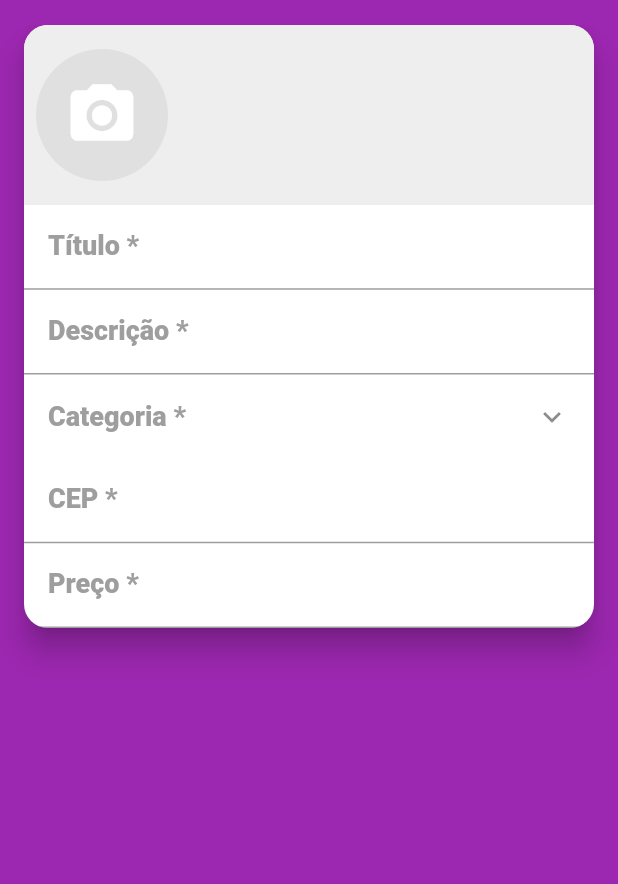
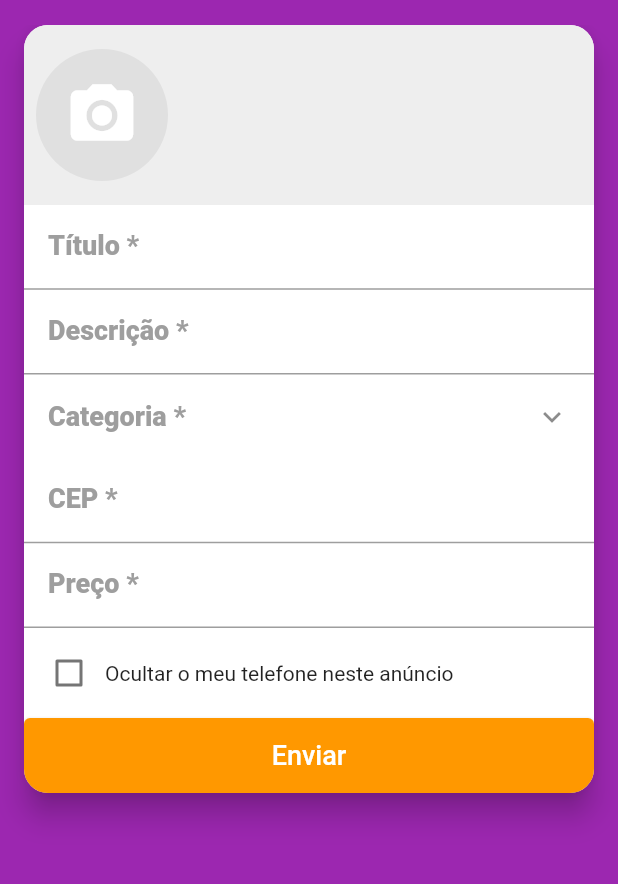
Before and after one commit to eskokado/esk_olx_mobx, a Flutter app: the screen it shows after launch, swiped to page 2, on a phone screen of 412 x 824 dp, the part 59-943 px from its top. Run offline on Flutter 3.47's test engine with Material 2 defaults, Android fonts, the phone set to English and light mode, and no system bars; our stand-ins replace brasil_fields, dio, flutter_mobx, get_it, image_cropper, image_picker and 3 more; accounts and stored records are empty; generated files the repository leaves out were written again; network calls fail; statements that could not run were skipped.

Commit message:
feat: campo de ocultar telefone e botão enviar

```diff
--- /dev/null
+++ b/lib/screens/create/components/hide_phone_field.dart
@@ -0,0 +1,31 @@
+import 'package:flutter/material.dart';
+import 'package:flutter_mobx/flutter_mobx.dart';
+
+import '../../../stores/create_store.dart';
+
+class HidePhoneField extends StatelessWidget {
+  final CreateStore createStore;
+
+  const HidePhoneField(this.createStore);
+
+  @override
+  Widget build(BuildContext context) {
+    return Padding(
+      padding: const EdgeInsets.all(6),
+      child: Row(children: [
+        Observer(builder: (_) {
+          return Checkbox(
+            value: createStore.hidePhone,
+            onChanged: createStore.setHidePhode,
+            activeColor: Colors.purple,
+          );
+        }),
+        Expanded(
+          child: Text(
+            'Ocultar o meu telefone neste anúncio',
+          ),
+        ),
+      ]),
+    );
+  }
+}
--- a/lib/screens/create/create_screen.dart
+++ b/lib/screens/create/create_screen.dart
@@ -6,6 +6,7 @@ import '../../components/custom_drawer/custom_drawer.dart';
 import '../../stores/create_store.dart';
 import 'components/category_field.dart';
 import 'components/cep_field.dart';
+import 'components/hide_phone_field.dart';
 import 'components/images_field.dart';
 
 class CreateScreen extends StatelessWidget {
@@ -13,10 +14,10 @@ class CreateScreen extends StatelessWidget {
   @override
   Widget build(BuildContext context) {
     final labelStyle = TextStyle(
-                    fontWeight: FontWeight.w800,
-                    color: Colors.grey,
-                    fontSize: 18,
-                  );
+      fontWeight: FontWeight.w800,
+      color: Colors.grey,
+      fontSize: 18,
+    );
 
     final contentPadding = const EdgeInsets.fromLTRB(16, 10, 12, 10);
 
@@ -35,6 +36,7 @@ class CreateScreen extends StatelessWidget {
           ),
           elevation: 8,
           child: Column(
+            crossAxisAlignment: CrossAxisAlignment.stretch,
             mainAxisSize: MainAxisSize.min,
             children: [
               ImagesField(createStore),
@@ -68,6 +70,23 @@ class CreateScreen extends StatelessWidget {
                   RealInputFormatter(centavos: true),
                 ],
               ),
+              HidePhoneField(createStore),
+              SizedBox(
+                height: 50,
+                child: ElevatedButton(
+                  onPressed: () {},
+                  child: Text(
+                    'Enviar',
+                    style: TextStyle(fontSize: 18),
+                  ),
+                  style: ElevatedButton.styleFrom(
+                    onPrimary: Colors.white,
+                    primary: Colors.orange,
+                    onSurface: Colors.orange.withAlpha(120),
+                    tapTargetSize: MaterialTapTargetSize.shrinkWrap,
+                  ),
+                ),
+              ),
             ],
           ),
         ),
--- a/lib/stores/create_store.dart
+++ b/lib/stores/create_store.dart
@@ -14,4 +14,10 @@ abstract class _CreateStore with Store {
 
   @action
   void setCategory(Category value) => category = value;
+
+  @observable
+  bool hidePhone = false;
+
+  @action
+  void setHidePhode(bool value) => hidePhone = value;
 }
```
Also changed, not shown: lib/stores/create_store.g.dart.
